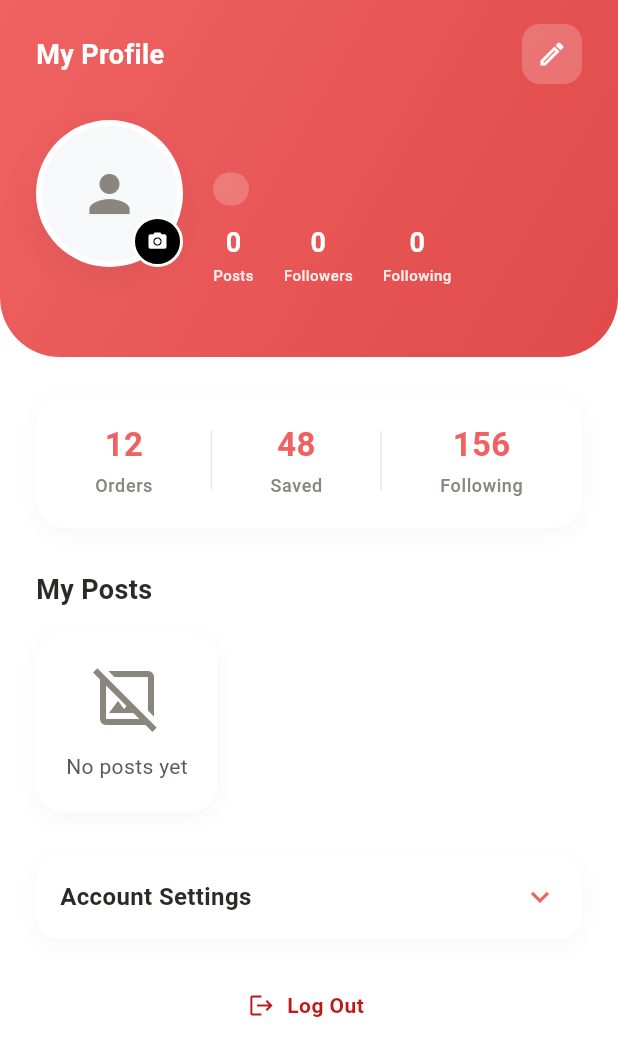
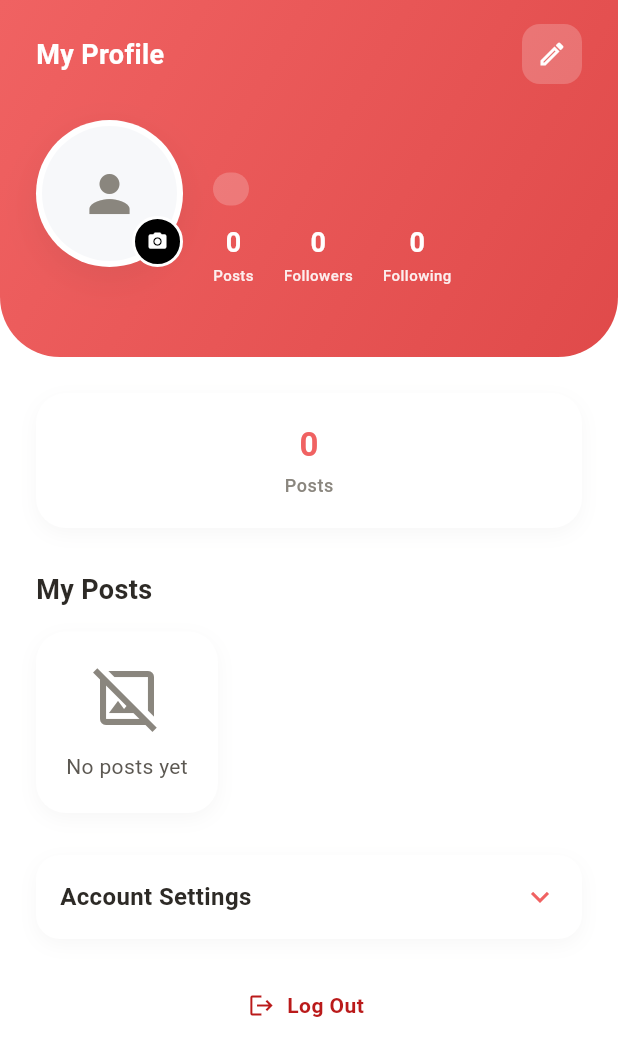
Before and after one commit to Rahinatu-123/Final-Year-Project, a Flutter app: the CustomerProfile screen opened directly, on a phone screen of 412 x 824 dp. Shown: the top 1056 px of the screen. Run offline on Flutter 3.47's test engine with Material 3 defaults, Android fonts, the phone set to English and light mode, and no system bars; our stand-ins replace camera, cloud_firestore, firebase_auth, firebase_core, firebase_storage, image_picker; accounts and stored records are empty.

Commit message:
Remove Orders, Saved, Following cards

```diff
--- a/lib/screens/profile_customer.dart
+++ b/lib/screens/profile_customer.dart
@@ -556,13 +556,7 @@ class _CustomerProfileState extends State<CustomerProfile> {
       ),
       child: Row(
         mainAxisAlignment: MainAxisAlignment.spaceAround,
-        children: [
-          _buildStatItem("12", "Orders"),
-          _buildDivider(),
-          _buildStatItem("48", "Saved"),
-          _buildDivider(),
-          _buildStatItem("156", "Following"),
-        ],
+        children: [_buildStatItem("0", "Posts")],
       ),
     );
   }
```
